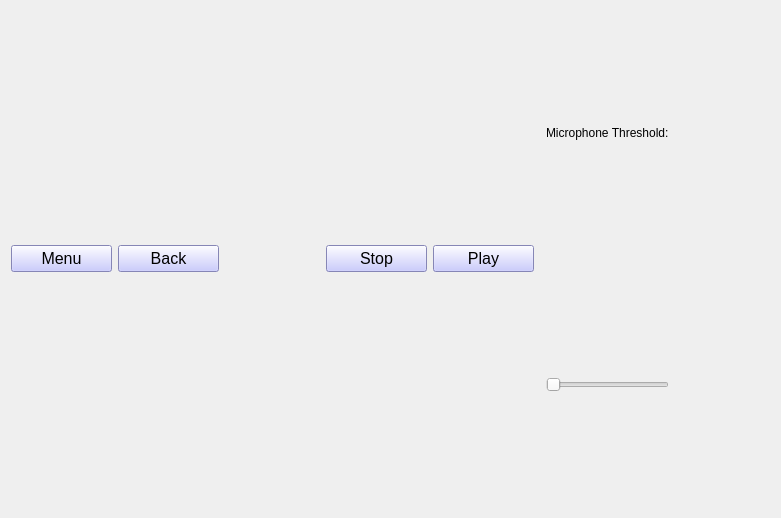
Vorxil/MagnifiSing, file src/singingview.ui: the form before one commit.
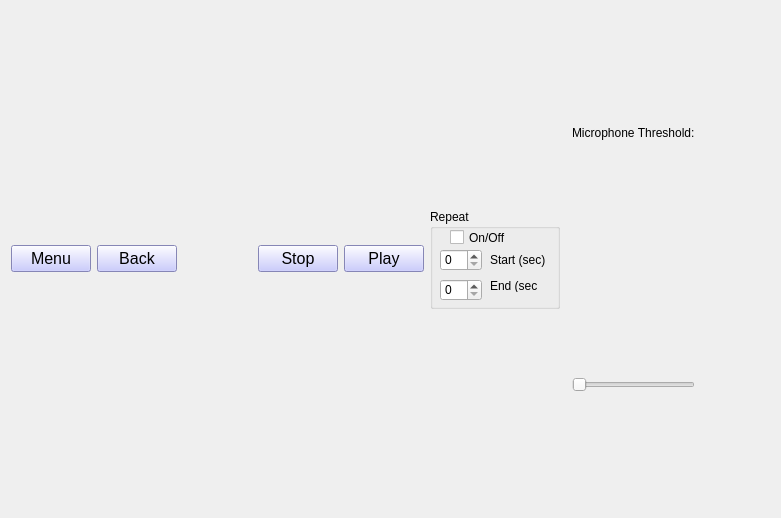
The form after the commit.

Commit message: repeat/loop functionality added

The edit to the form file:
```diff
--- a/src/singingview.ui
+++ b/src/singingview.ui
@@ -140,6 +140,84 @@
          </property>
         </widget>
        </item>
+       <item>
+        <widget class="QGroupBox" name="groupBox">
+         <property name="sizePolicy">
+          <sizepolicy hsizetype="Fixed" vsizetype="Fixed">
+           <horstretch>0</horstretch>
+           <verstretch>0</verstretch>
+          </sizepolicy>
+         </property>
+         <property name="minimumSize">
+          <size>
+           <width>130</width>
+           <height>100</height>
+          </size>
+         </property>
+         <property name="title">
+          <string>Repeat</string>
+         </property>
+         <widget class="QLabel" name="label_2">
+          <property name="geometry">
+           <rect>
+            <x>60</x>
+            <y>40</y>
+            <width>61</width>
+            <height>21</height>
+           </rect>
+          </property>
+          <property name="text">
+           <string>Start (sec)</string>
+          </property>
+         </widget>
+         <widget class="QSpinBox" name="repeatStartSpinBox">
+          <property name="geometry">
+           <rect>
+            <x>10</x>
+            <y>40</y>
+            <width>42</width>
+            <height>22</height>
+           </rect>
+          </property>
+         </widget>
+         <widget class="QSpinBox" name="repeatEndSpinBox">
+          <property name="geometry">
+           <rect>
+            <x>10</x>
+            <y>70</y>
+            <width>42</width>
+            <height>22</height>
+           </rect>
+          </property>
+         </widget>
+         <widget class="QLabel" name="label_3">
+          <property name="geometry">
+           <rect>
+            <x>60</x>
+            <y>70</y>
+            <width>47</width>
+            <height>13</height>
+           </rect>
+          </property>
+          <property name="text">
+           <string>End (sec)</string>
+          </property>
+         </widget>
+         <widget class="QCheckBox" name="repeatCheckBox">
+          <property name="geometry">
+           <rect>
+            <x>20</x>
+            <y>20</y>
+            <width>70</width>
+            <height>17</height>
+           </rect>
+          </property>
+          <property name="text">
+           <string>On/Off</string>
+          </property>
+         </widget>
+        </widget>
+       </item>
        <item>
         <widget class="QWidget" name="volumeWidget" native="true"/>
        </item>
```
The commit also changes 3 other files.
